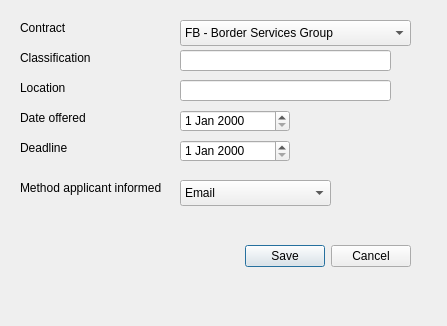
Before: the Qt Designer form offeroutcome.ui in i-Technology/HR_Portal, drawn with Qt 5.
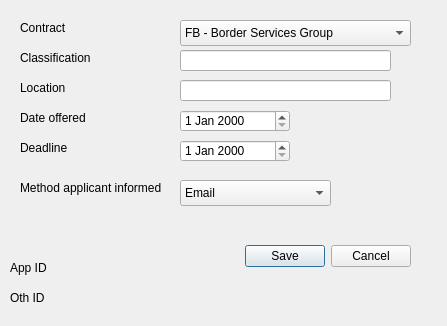
After: the same form once the commit is applied.

What changed in the file:
```diff
--- a/offeroutcome.ui
+++ b/offeroutcome.ui
@@ -187,6 +187,32 @@
     </property>
    </item>
   </widget>
+  <widget class="QLabel" name="outOutOthLabel">
+   <property name="geometry">
+    <rect>
+     <x>10</x>
+     <y>290</y>
+     <width>161</width>
+     <height>16</height>
+    </rect>
+   </property>
+   <property name="text">
+    <string>Oth ID</string>
+   </property>
+  </widget>
+  <widget class="QLabel" name="outOutAppLabel">
+   <property name="geometry">
+    <rect>
+     <x>10</x>
+     <y>260</y>
+     <width>161</width>
+     <height>16</height>
+    </rect>
+   </property>
+   <property name="text">
+    <string>App ID</string>
+   </property>
+  </widget>
  </widget>
  <resources/>
  <connections>
```
